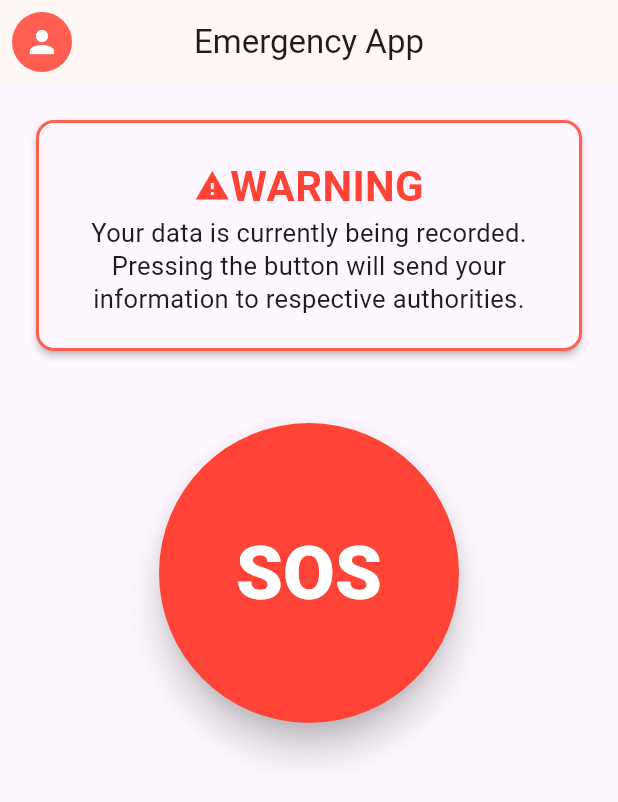
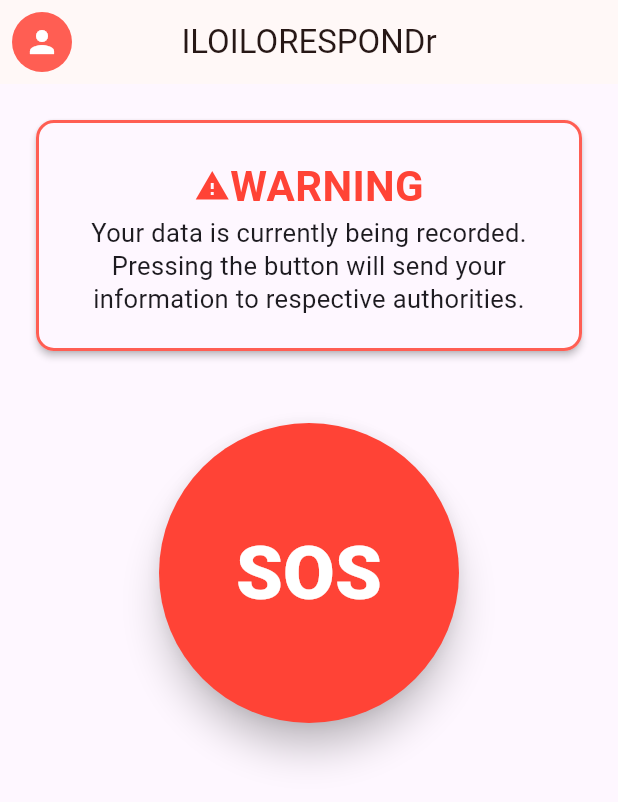
Before and after one commit to h1tmd/emergency_prototype, a Flutter app: the screen it shows after launch, on a phone screen of 412 x 824 dp. Shown: the top 802 px of the screen. Run offline on Flutter 3.47's test engine with Material 3 defaults, Android fonts, the phone set to English and light mode, and no system bars; our stand-ins replace stop_watch_timer; missing offline and left inert: linear_timer.

Commit message:
App bar title

```diff
--- a/lib/home.dart
+++ b/lib/home.dart
@@ -22,7 +22,7 @@ class Home extends StatelessWidget {
           color: Colors.white,
           style: IconButton.styleFrom(backgroundColor: AppColors.secondary),
         ),
-        title: Text("Emergency App"),
+        title: Text("ILOILORESPONDr"),
         centerTitle: true,
       ),
       body: SafeArea(
```
